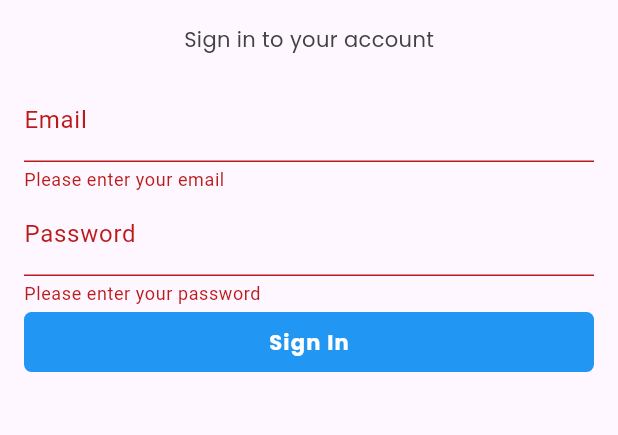
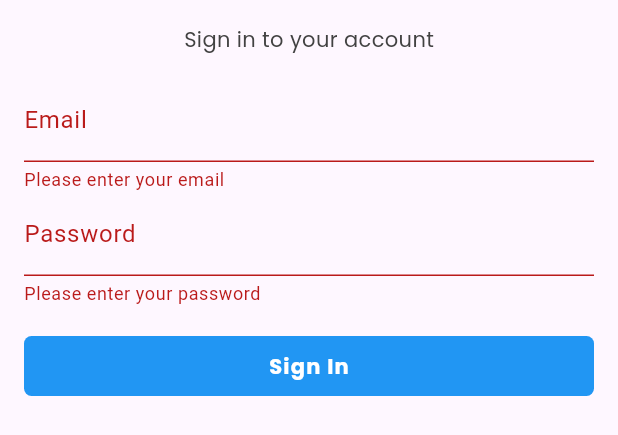
Before and after one commit to ahmadahsins/flutter-firebaseauth, a Flutter app: the SignIn widget shown alone on an empty page, opened directly, after a tap on "Sign In", on a phone screen of 412 x 824 dp. Shown: the top 435 px of the screen. Run offline on Flutter 3.47's test engine with Material 3 defaults, Android fonts, the phone set to English and light mode, and no system bars; our stand-ins replace firebase_auth, firebase_core, google_fonts; accounts and stored records are empty.

Commit message:
feat: add simple error feedback

```diff
--- a/lib/screens/welcome/sign_in.dart
+++ b/lib/screens/welcome/sign_in.dart
@@ -15,6 +15,8 @@ class _SignInState extends State<SignIn> {
 
   final TextEditingController _emailController = TextEditingController();
   final TextEditingController _passwordController = TextEditingController();
+
+  String? _errorFeedback;
 
   @override
   Widget build(BuildContext context) {
@@ -56,6 +58,9 @@ class _SignInState extends State<SignIn> {
             ),
 
             // error feedback
+            if (_errorFeedback != null)
+              Text(_errorFeedback!, style: const TextStyle(color: Colors.red)),
+            const SizedBox(height: 16),
 
             // submit button
             StyledButton(
@@ -65,6 +70,13 @@ class _SignInState extends State<SignIn> {
                   final password = _passwordController.text.trim();
 
                   final user = await AuthService.signIn(email, password);
+
+                  // error feedback here later
+                  if (user == null) {
+                    setState(() {
+                      _errorFeedback = 'Incorrect login credentials.';
+                    });
+                  }
                 }
               },
               child: StyledButtonText('Sign In'),
```
Also changed, not shown: lib/screens/welcome/sign_up.dart (+11 -0 lines).
